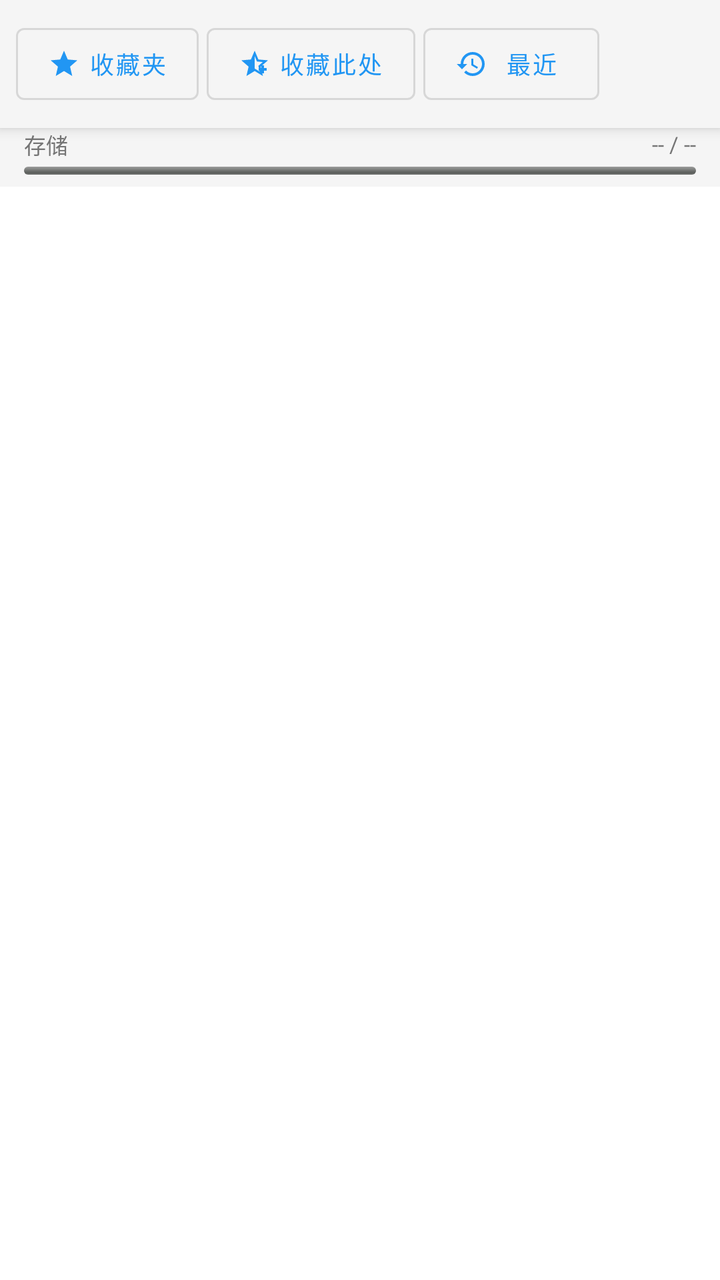
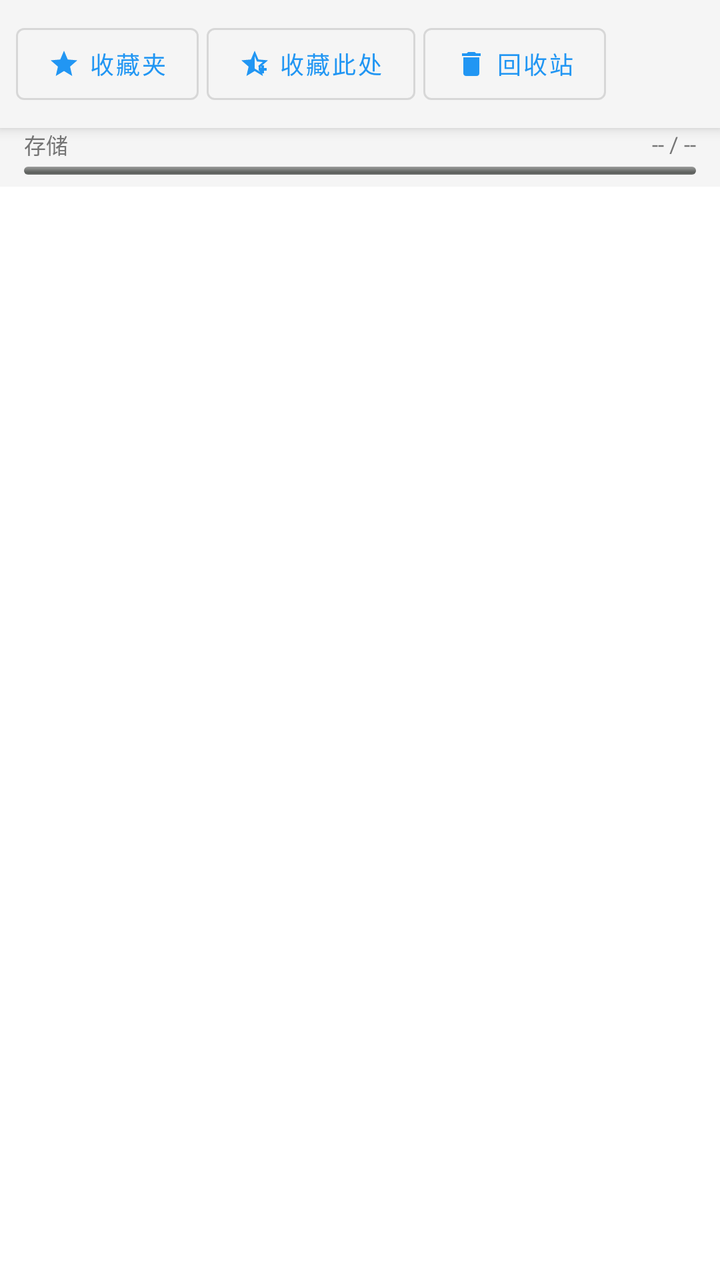

Two renders of the same Android screen: before a commit and after it. Below are the layout's source before the change and the commit's diff.
<!-- AndroidManifest.xml: application theme Theme.FileExplorer -->
<!-- res/layout/activity_main.xml -->
<?xml version="1.0" encoding="utf-8"?>
<LinearLayout xmlns:android="http://schemas.android.com/apk/res/android"
    xmlns:app="http://schemas.android.com/apk/res-auto"
    android:layout_width="match_parent"
    android:layout_height="match_parent"
    android:orientation="vertical">

    
    <LinearLayout
        android:layout_width="match_parent"
        android:layout_height="wrap_content"
        android:background="@color/toolbar_bg"
        android:elevation="4dp"
        android:orientation="horizontal"
        android:padding="8dp">

        <com.google.android.material.button.MaterialButton
            android:id="@+id/btnFavorites"
            style="@style/Widget.MaterialComponents.Button.OutlinedButton"
            android:layout_width="wrap_content"
            android:layout_height="wrap_content"
            android:layout_marginEnd="4dp"
            android:text="收藏夹"
            android:textSize="12sp"
            app:icon="@drawable/ic_star"
            app:iconSize="16dp" />

        <com.google.android.material.button.MaterialButton
            android:id="@+id/btnAddFavorite"
            style="@style/Widget.MaterialComponents.Button.OutlinedButton"
            android:layout_width="wrap_content"
            android:layout_height="wrap_content"
            android:layout_marginEnd="4dp"
            android:text="收藏此处"
            android:textSize="12sp"
            app:icon="@drawable/ic_star_add"
            app:iconSize="16dp" />

        <com.google.android.material.button.MaterialButton
            android:id="@+id/btnRecent"
            style="@style/Widget.MaterialComponents.Button.OutlinedButton"
            android:layout_width="wrap_content"
            android:layout_height="wrap_content"
            android:text="最近"
            android:textSize="12sp"
            app:icon="@drawable/ic_history"
            app:iconSize="16dp" />

    </LinearLayout>

    
    <LinearLayout
        android:layout_width="match_parent"
        android:layout_height="wrap_content"
        android:background="@color/toolbar_bg"
        android:orientation="vertical"
        android:paddingStart="12dp"
        android:paddingEnd="12dp"
        android:paddingBottom="6dp">

        <LinearLayout
            android:layout_width="match_parent"
            android:layout_height="wrap_content"
            android:orientation="horizontal"
            android:gravity="center_vertical">

            <TextView
                android:layout_width="0dp"
                android:layout_height="wrap_content"
                android:layout_weight="1"
                android:text="存储"
                android:textSize="11sp"
                android:textColor="@color/tab_text" />

            <TextView
                android:id="@+id/tvStorageInfo"
                android:layout_width="wrap_content"
                android:layout_height="wrap_content"
                android:text="-- / --"
                android:textSize="11sp"
                android:textColor="@color/tab_text" />

        </LinearLayout>

        <ProgressBar
            android:id="@+id/pbStorage"
            style="@android:style/Widget.ProgressBar.Horizontal"
            android:layout_width="match_parent"
            android:layout_height="4dp"
            android:layout_marginTop="3dp"
            android:max="100"
            android:progress="0" />

    </LinearLayout>

    
    <com.google.android.material.tabs.TabLayout
        android:id="@+id/tabLayout"
        android:layout_width="match_parent"
        android:layout_height="wrap_content"
        android:background="@color/tab_bg"
        app:tabIndicatorColor="@color/colorPrimary"
        app:tabSelectedTextColor="@color/colorPrimary"
        app:tabTextColor="@color/tab_text" />

    
    <androidx.viewpager2.widget.ViewPager2
        android:id="@+id/viewPager"
        android:layout_width="match_parent"
        android:layout_height="0dp"
        android:layout_weight="1" />

</LinearLayout>
<!-- resources referenced by this layout -->
<resources>
  <color name="colorPrimary">#2196F3</color>
  <color name="tab_bg">#FFFFFF</color>
  <color name="tab_text">#757575</color>
  <color name="toolbar_bg">#F5F5F5</color>
  <!-- drawable ic_history (drawable) -->
  <?xml version="1.0" encoding="utf-8"?>
  <vector xmlns:android="http://schemas.android.com/apk/res/android"
      android:width="24dp"
      android:height="24dp"
      android:viewportWidth="24"
      android:viewportHeight="24">
      <path
          android:fillColor="#000000"
          android:pathData="M13,3C8.03,3 4,7.03 4,12H1l3.89,3.89 0.07,0.14L9,12H6c0,-3.87 3.13,-7 7,-7s7,3.13 7,7 -3.13,7 -7,7c-1.93,0 -3.68,-0.79 -4.94,-2.06l-1.42,1.42C8.27,19.99 10.51,21 13,21c4.97,0 9,-4.03 9,-9s-4.03,-9 -9,-9zM12,8v5l4.28,2.54 0.72,-1.21 -3.5,-2.08V8H12z" />
  </vector>
  <!-- drawable ic_star (drawable) -->
  <?xml version="1.0" encoding="utf-8"?>
  <vector xmlns:android="http://schemas.android.com/apk/res/android"
      android:width="24dp"
      android:height="24dp"
      android:viewportWidth="24"
      android:viewportHeight="24">
      <path
          android:fillColor="#000000"
          android:pathData="M12,17.27L18.18,21l-1.64,-7.03L22,9.24l-7.19,-0.61L12,2 9.19,8.63 2,9.24l5.46,4.73L5.82,21z" />
  </vector>
  <!-- drawable ic_star_add (drawable) -->
  <?xml version="1.0" encoding="utf-8"?>
  <vector xmlns:android="http://schemas.android.com/apk/res/android"
      android:width="24dp"
      android:height="24dp"
      android:viewportWidth="24"
      android:viewportHeight="24">
      <path
          android:fillColor="#000000"
          android:pathData="M22,9.24l-7.19,-0.62L12,2 9.19,8.63 2,9.24l5.46,4.73L5.82,21 12,17.27l6.18,3.73 -1.64,-7.03L22,9.24zM12,15.4V6.1l1.71,4.04 4.38,0.38 -3.32,2.88 1,4.28L12,15.4z" />
      <path
          android:fillColor="#4CAF50"
          android:pathData="M19,13h-2v2h-2v2h2v2h2v-2h2v-2h-2z" />
  </vector>
  <style name="Theme.FileExplorer" parent="Theme.MaterialComponents.DayNight.NoActionBar">
          <item name="colorPrimary">@color/colorPrimary</item>
          <item name="colorPrimaryVariant">@color/colorPrimaryDark</item>
          <item name="colorOnPrimary">@android:color/white</item>
          <item name="colorSecondary">@color/colorAccent</item>
          <item name="android:windowBackground">@color/window_background</item>
          <item name="colorSurface">@color/window_background</item>
          <item name="android:colorBackground">@color/window_background</item>
      </style>
  <color name="colorPrimaryDark">#1976D2</color>
  <color name="colorAccent">#FF4081</color>
  <color name="window_background">#FFFFFF</color>
</resources>

<!-- the commit's change to res/layout/activity_main.xml (unified diff, before → after) -->
@@ -37,13 +37,13 @@
             app:iconSize="16dp" />
 
         <com.google.android.material.button.MaterialButton
-            android:id="@+id/btnRecent"
+            android:id="@+id/btnRecycleBin"
             style="@style/Widget.MaterialComponents.Button.OutlinedButton"
             android:layout_width="wrap_content"
             android:layout_height="wrap_content"
-            android:text="最近"
+            android:text="回收站"
             android:textSize="12sp"
-            app:icon="@drawable/ic_history"
+            app:icon="@drawable/ic_delete"
             app:iconSize="16dp" />
 
     </LinearLayout>
<!-- resource entries referenced after the edit -->
@@ -4,7 +4,7 @@
   <color name="tab_bg">#FFFFFF</color>
   <color name="tab_text">#757575</color>
   <color name="toolbar_bg">#F5F5F5</color>
-  <!-- drawable ic_history (drawable) -->
+  <!-- drawable ic_delete (drawable) -->
   <?xml version="1.0" encoding="utf-8"?>
   <vector xmlns:android="http://schemas.android.com/apk/res/android"
       android:width="24dp"
@@ -13,7 +13,7 @@
       android:viewportHeight="24">
       <path
           android:fillColor="#000000"
-          android:pathData="M13,3C8.03,3 4,7.03 4,12H1l3.89,3.89 0.07,0.14L9,12H6c0,-3.87 3.13,-7 7,-7s7,3.13 7,7 -3.13,7 -7,7c-1.93,0 -3.68,-0.79 -4.94,-2.06l-1.42,1.42C8.27,19.99 10.51,21 13,21c4.97,0 9,-4.03 9,-9s-4.03,-9 -9,-9zM12,8v5l4.28,2.54 0.72,-1.21 -3.5,-2.08V8H12z" />
+          android:pathData="M6,19c0,1.1 0.9,2 2,2h8c1.1,0 2,-0.9 2,-2L18,7L6,7v12zM19,4h-3.5l-1,-1h-5l-1,1L5,4v2h14V4z" />
   </vector>
   <!-- drawable ic_star (drawable) -->
   <?xml version="1.0" encoding="utf-8"?>
